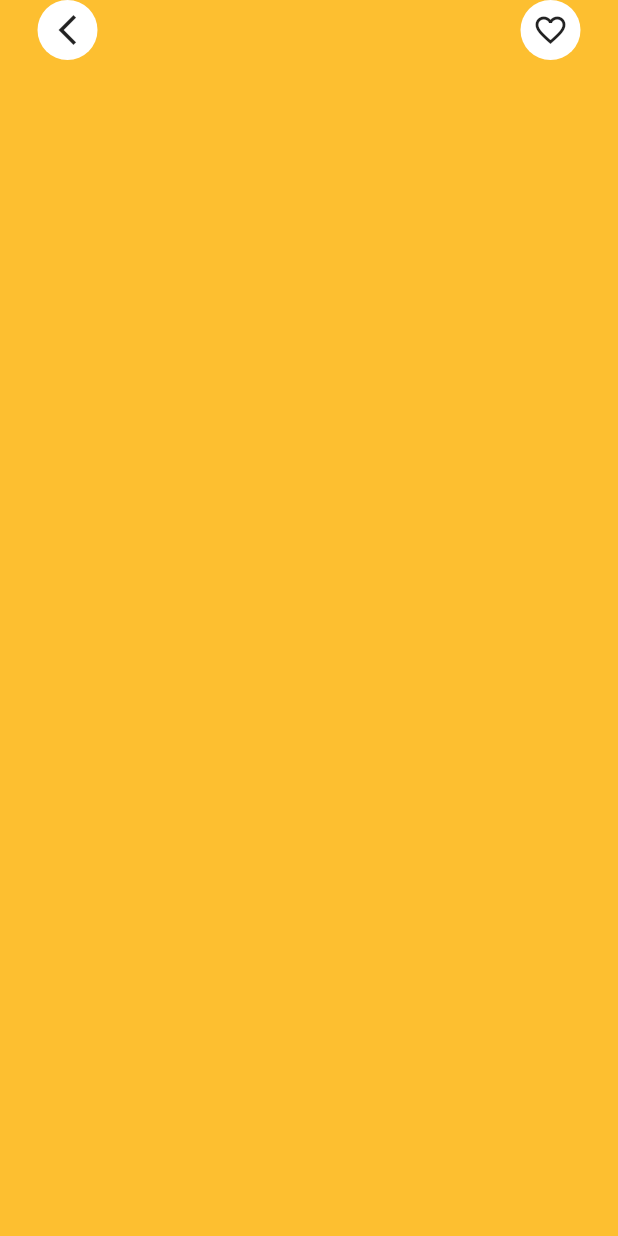
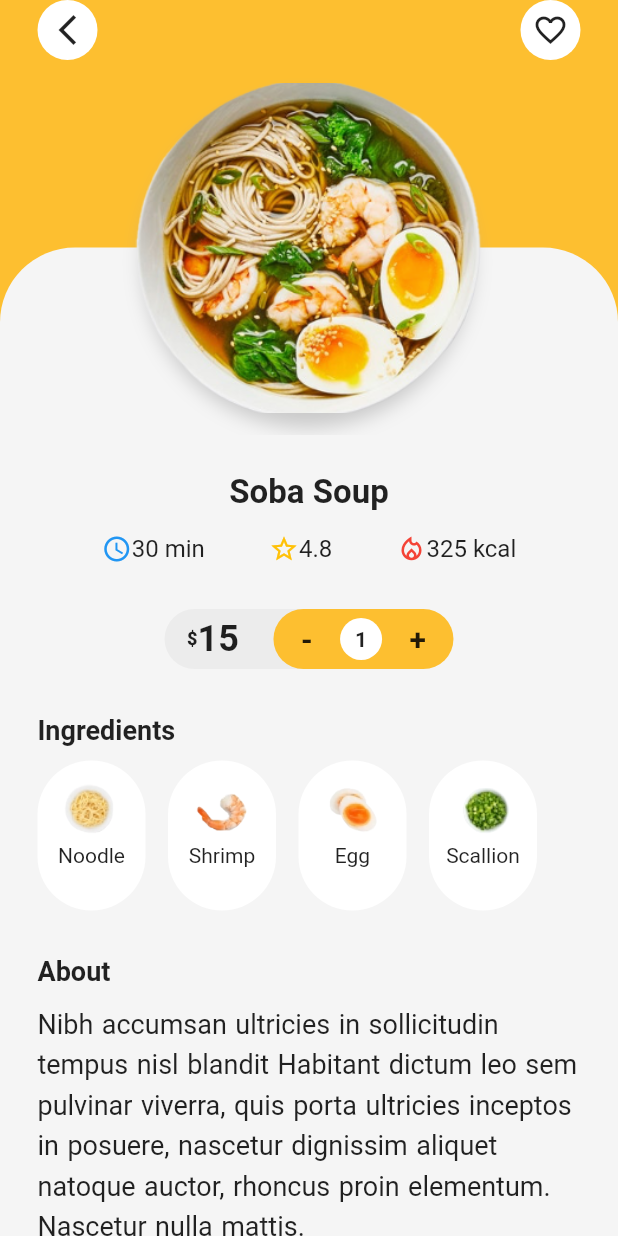
Before and after one commit to JohnnyBoi03/Food-delivery-app, a Flutter app: the DetailPage screen opened directly with sample values from the repository, on a phone screen of 412 x 824 dp. Run offline on Flutter 3.47's test engine with Material 2 defaults, Android fonts, the phone set to English and light mode, and no system bars; our stand-ins replace smooth_page_indicator.

Commit message:
function Quality added to the class

```diff
--- a/lib/models/food.dart
+++ b/lib/models/food.dart
@@ -9,14 +9,15 @@ class Food{
   List<Map<String, String>> ingredents;
   String about;
   bool highLight;
+  String quantity;
   Food(
-    this.about, this.cal, this.desc,  this.imgUrl, this.ingredents, this.name, this.price, this.score, this.waitTime, {this.highLight=false});
+    this.about, this.cal, this.desc,  this.imgUrl, this.ingredents, this.name, this.price, this.score, this.waitTime,this.quantity , {this.highLight=false});
 
 
     static List<Food> generateRecommendFoods() {
     return [
       Food(
-        'Metus magna mauris imperdiet quam conubia',
+        'Nibh accumsan ultricies in sollicitudin tempus nisl blandit Habitant dictum leo sem pulvinar viverra, quis porta ultricies inceptos in posuere, nascetur dignissim aliquet natoque auctor, rhoncus proin elementum. Nascetur nulla mattis.',
         '325 kcal',
         'No1 in sales',
         'assets/images/dish1.png',
@@ -29,12 +30,12 @@ class Food{
         'Soba Soup',
         15,
         4.8,
-        '30 min',highLight: true,
+        '30 min','1',highLight: true,
 
       ),
 
       Food(
-         'Velit hac ultricies sociis purus fames ut natoque tincidunt mus donec nascetur',
+         'Metus magna mauris imperdiet quam conubia. Feugiat nunc Nostra sit hymenaeos nec, integer proin penatibus vivamus nisi dapibus blandit vitae hendrerit semper curae; eleifend aliquet per varius Maecenas aptent ridiculus tempor placerat maecenas rutrum pharetra pellentesque.',
         '325 kcal',
         'Low fat',
         'assets/images/dish2.png',
@@ -47,10 +48,10 @@ class Food{
         'Sai Ua Samum Phrai',
         18,
         4.8,
-        '50 min',
+        '50 min','1'
       ),
 
-      Food('Nibh accumsan ultricies in sollicitudin tempus nisl blandit Habitant dictum leo sem pulvinar viverra',
+      Food('Nibh accumsan ultricies in sollicitudin tempus nisl blandit Habitant dictum leo sem pulvinar viverra, Metus magna mauris imperdiet quam conubia. Feugiat nunc Nostra sit hymenaeos nec, integer proin penatibus vivamus nisi dapibus blandit vitae hendrerit semper curae; eleifend aliquet per varius Maecenas aptent ridiculus tempor placerat maecenas rutrum pharetra pellentesque.',
         '325 kcal',
         'Low fat',
         'assets/images/dish3.png',
@@ -63,7 +64,7 @@ class Food{
         'Tomato Chicken',
         20,
         4.8,
-        '45 min',
+        '45 min','1'
         )
     ];
   }
@@ -71,7 +72,7 @@ class Food{
   static List<Food> generatePopularFoods() {
     return [
       Food(
-        'Pellentesque torquent metus. Senectus magnis amet fringilla gravida',
+        'Pellentesque torquent metus. Senectus magnis amet fringilla gravida. Natoque lectus lectus dolor elit integer Litora sociosqu, platea. Rutrum in. Dictum aptent. Velit hac ultricies sociis purus fames ut natoque tincidunt mus donec nascetur.',
         '325 kcal',
         'Highly Recomend',
         'assets/images/dish4.png',
@@ -84,7 +85,7 @@ class Food{
         'Ratatouille Pasta',
         25,
         4.8,
-        '40 min', highLight: true
+        '40 min','1', highLight: true
       ),
       Food(
         'Metus magna mauris imperdiet quam conubia',
@@ -100,7 +101,7 @@ class Food{
         'Soba Soup',
         15,
         4.8,
-        '30 min',highLight: true,
+        '30 min','1',highLight: true,
 
       ),
     ];
--- a/lib/screens/detail/detail.dart
+++ b/lib/screens/detail/detail.dart
@@ -1,22 +1,32 @@
 import 'package:flutter/material.dart';
 import 'package:food_delivery_app/constants/colors.dart';
+import 'package:food_delivery_app/screens/detail/widgets/food_detail.dart';
+import 'package:food_delivery_app/screens/detail/widgets/food_img.dart';
 import 'package:food_delivery_app/widgets/custom_app_bar.dart';
 
 import '../../models/food.dart';
+
 class DetailPage extends StatelessWidget {
   final Food food;
 
-DetailPage (this.food);
+  DetailPage(this.food);
   @override
   Widget build(BuildContext context) {
-    return Scaffold(backgroundColor: kPrimaryColor,
-    body: SingleChildScrollView(
-      child: Column(children: [
-        CustomAppBar(
-          Icons.arrow_back_ios_new_sharp,
-          Icons.favorite_border, leftCallback: () => Navigator.of(context).pop(),)
-      ],),
-    )
-    ,);
+    return Scaffold(
+      backgroundColor: kPrimaryColor,
+      body: SingleChildScrollView(
+        child: Column(
+          children: [
+            CustomAppBar(
+              Icons.arrow_back_ios_new_sharp,
+              Icons.favorite_border,
+              leftCallback: () => Navigator.of(context).pop(),
+            ),
+            FoodImg(food),
+            FoodDetail(food),
+          ],
+        ),
+      ),
+    );
   }
 }
--- /dev/null
+++ b/lib/screens/detail/widgets/food_detail.dart
@@ -0,0 +1,121 @@
+// ignore_for_file: prefer_const_constructors, prefer_const_literals_to_create_immutables
+
+import 'package:flutter/material.dart';
+import 'package:food_delivery_app/constants/colors.dart';
+import 'package:food_delivery_app/screens/detail/widgets/food_quantity.dart';
+
+import '../../../models/food.dart';
+
+class FoodDetail extends StatelessWidget {
+  final Food food;
+  FoodDetail(this.food);
+
+  @override
+  Widget build(BuildContext context) {
+    return Container(
+      padding: EdgeInsets.all(25),
+      color: kBackground,
+      child: Column(
+        children: [
+          Text(
+            food.name,
+            style: TextStyle(fontWeight: FontWeight.bold, fontSize: 22),
+          ),
+          SizedBox(
+            height: 15,
+          ),
+          Row(
+            mainAxisAlignment: MainAxisAlignment.spaceEvenly,
+            children: [
+              _buildIconText(
+                  Icons.access_time_outlined, Colors.blue, food.waitTime),
+              _buildIconText(
+                  Icons.star_outline, Colors.amber, food.score.toString()),
+              _buildIconText(
+                  Icons.local_fire_department_outlined, Colors.red, food.cal)
+            ],
+          ),
+          SizedBox(
+            height: 30,
+          ),
+          FoodQuantity(food),
+          SizedBox(
+            height: 30,
+          ),
+          Row(
+            children: [
+              Text(
+                'Ingredients',
+                style: TextStyle(fontWeight: FontWeight.bold, fontSize: 18),
+              )
+            ],
+          ),
+          SizedBox(
+            height: 10,
+          ),
+          Container(
+            height: 100,
+            child: ListView.separated(
+                scrollDirection: Axis.horizontal,
+                itemBuilder: (context, index) => Container(
+                      padding: EdgeInsets.all(10),
+                      decoration: BoxDecoration(
+                        color: Colors.white,
+                        borderRadius: BorderRadius.circular(40),
+                      ),
+                      child: Column(
+                        children: [
+                          Image.asset(
+                            food.ingredents[index].values.first,
+                            width: 52,
+                          ),
+                          Text(food.ingredents[index].keys.first)
+                        ],
+                      ),
+                    ),
+                separatorBuilder: (_, index) => SizedBox(
+                      width: 15,
+                    ),
+                itemCount: food.ingredents.length),
+          ),
+          SizedBox(
+            height: 30,
+          ),
+          Row(
+            children: [
+              Text(
+                'About',
+                style: TextStyle(fontSize: 18, fontWeight: FontWeight.bold),
+              )
+            ],
+          ),
+          SizedBox(
+            height: 10,
+          ),
+          Row(
+            children: [
+              Expanded(
+                child: Text(
+                  food.about,
+                  style: TextStyle(wordSpacing: 1.2, height: 1.5, fontSize: 18),
+                ),
+              )
+            ],
+          )
+        ],
+      ),
+    );
+  }
+
+  Widget _buildIconText(IconData icon, Color color, String text) {
+    return Row(
+      children: [
+        Icon(icon, color: color, size: 20),
+        Text(
+          text,
+          style: TextStyle(fontSize: 16),
+        )
+      ],
+    );
+  }
+}
--- a/lib/screens/detail/widgets/food_img.dart
+++ b/lib/screens/detail/widgets/food_img.dart
@@ -1,9 +1,52 @@
 import 'package:flutter/material.dart';
+import 'package:food_delivery_app/constants/colors.dart';
+
+import '../../../models/food.dart';
+
 class FoodImg extends StatelessWidget {
-
-
+  final Food food;
+  FoodImg(this.food);
   @override
   Widget build(BuildContext context) {
-    return Container(child: Text('Food img'),);
+    return Container(
+      height: 250,
+      child: Stack(
+        children: [
+          Column(
+            children: [
+              Expanded(
+                flex: 1,
+                child: Container()),
+                Expanded(flex:1, child: Container(
+              decoration: BoxDecoration(
+                borderRadius: BorderRadius.only(
+                  topLeft: Radius.circular(50),topRight: Radius.circular(50),
+                ),
+                color: kBackground
+              ),
+            ))
+            ],
+          ),
+           Align(
+            alignment: Alignment.center,
+            child: Container(
+              margin: EdgeInsets.all(15),
+              width: 250,
+              height: 250,
+              decoration: BoxDecoration(
+                shape: BoxShape.circle,
+                boxShadow: [BoxShadow(
+                  color: Colors.grey.withOpacity(0.5),
+                  offset: Offset(-1, 10),
+                  blurRadius: 10
+                )]
+              ),
+              child: Image.asset(food.imgUrl,
+              fit: BoxFit.cover,),
+            ),
+           )
+        ],
+      ),
+    );
   }
 }
--- /dev/null
+++ b/lib/screens/detail/widgets/food_quantity.dart
@@ -0,0 +1,84 @@
+// ignore_for_file: prefer_const_constructors
+
+import 'package:flutter/material.dart';
+import 'package:food_delivery_app/constants/colors.dart';
+import '../../../models/food.dart';
+
+class FoodQuantity extends StatelessWidget {
+  final Food food;
+
+  FoodQuantity(this.food);
+
+  @override
+  Widget build(BuildContext context) {
+    return Container(
+      width: double.maxFinite,
+      height: 40,
+      child: Stack(
+        children: [
+          Align(
+            alignment: Alignment(-0.3, 0),
+            child: Container(
+              width: 120,
+              height: double.maxFinite,
+              decoration: BoxDecoration(
+                color: Colors.grey.withOpacity(0.1),
+                borderRadius: BorderRadius.circular(30),
+              ),
+              child: Row(
+                children: [
+                  SizedBox(
+                    width: 15,
+                  ),
+                  Text(
+                    '\$',
+                    style: TextStyle(fontSize: 12, fontWeight: FontWeight.w900),
+                  ),
+                  Text(
+                    food.price.toString(),
+                    style: TextStyle(fontSize: 24, fontWeight: FontWeight.bold),
+                  )
+                ],
+              ),
+            ),
+          ),
+          Align(
+            alignment: Alignment(0.3, 0),
+            child: Container(
+              height: double.maxFinite,
+              width: 120,
+              decoration: BoxDecoration(
+                color: kPrimaryColor,
+                borderRadius: BorderRadius.circular(30),
+              ),
+              child: Row(
+                mainAxisAlignment: MainAxisAlignment.spaceEvenly,
+                children: [
+                  Text(
+                    '-',
+                    style: TextStyle(fontSize: 20, fontWeight: FontWeight.bold),
+                  ),
+                  Container(
+                    padding: EdgeInsets.all(10),
+                    decoration: BoxDecoration(
+                      shape: BoxShape.circle,
+                      color: Colors.white
+                    ),
+                    child: Text(
+                      food.quantity.toString(),
+                      style: TextStyle(fontWeight: FontWeight.bold),
+                    ),
+                  ),
+                  Text(
+                    '+',
+                    style: TextStyle(fontSize: 20, fontWeight: FontWeight.bold),
+                  ),
+                ],
+              ),
+            ),
+          )
+        ],
+      ),
+    );
+  }
+}
```
